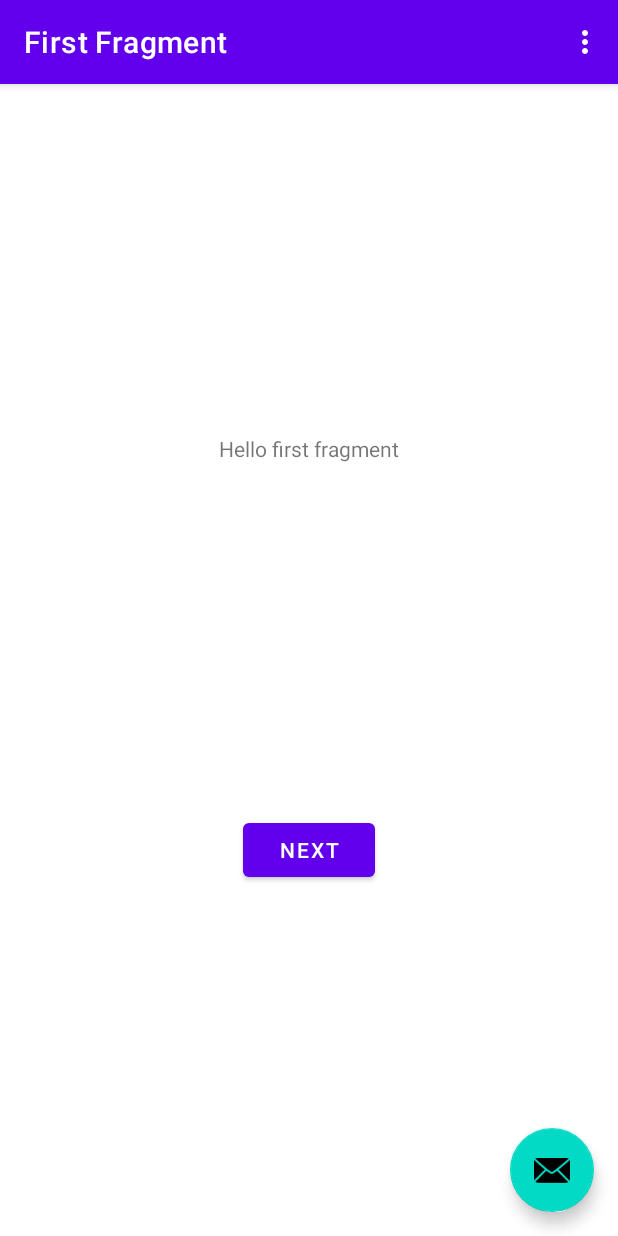
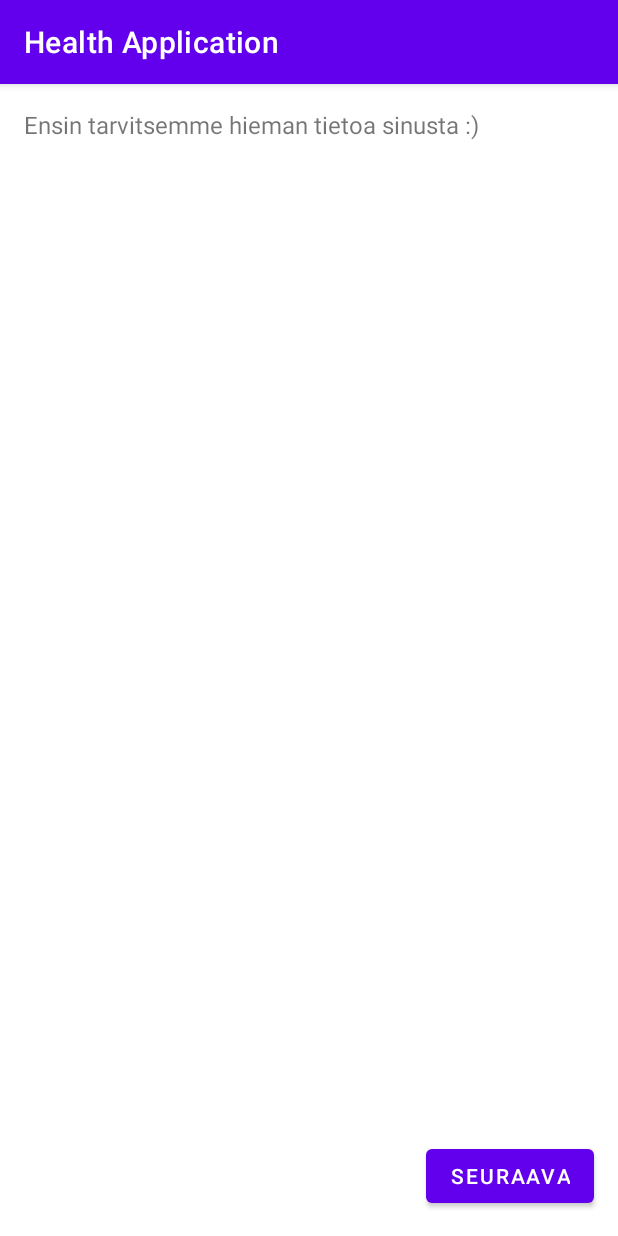
Before and after one commit to Tschokkinen/android-health-application, an Android app: the screen it shows after launch (MainActivity before the commit, FirstLaunch after it), on a phone screen of 412 x 824 dp. Run offline under Robolectric (Android 15) with nearby library versions, the phone set to English and light mode, and no system bars; our stand-ins replace navigation-ui.

Commit message:
Gavril's first push (still in progress)

```diff
--- a/app/src/main/AndroidManifest.xml
+++ b/app/src/main/AndroidManifest.xml
@@ -9,6 +9,9 @@
         android:roundIcon="@mipmap/ic_launcher_round"
         android:supportsRtl="true"
         android:theme="@style/Theme.HealthApplication">
+        <activity
+            android:name=".FirstLaunch"
+            android:exported="false" />
         <activity
             android:name=".MainActivity"
             android:exported="true"
--- /dev/null
+++ b/app/src/main/java/com/ericaskari/healthapplication/FirstLaunch.java
@@ -0,0 +1,56 @@
+package com.ericaskari.healthapplication;
+
+import androidx.appcompat.app.AppCompatActivity;
+
+import android.content.Intent;
+import android.os.Bundle;
+import android.util.Log;
+import android.view.View;
+import android.widget.Button;
+import android.widget.EditText;
+import android.widget.RadioGroup;
+import android.widget.TextView;
+
+public class FirstLaunch extends AppCompatActivity {
+    private RadioGroup radioGroup;
+    private EditText etLongTermIllness;
+
+    @Override
+    protected void onCreate(Bundle savedInstanceState) {
+        super.onCreate(savedInstanceState);
+        setContentView(R.layout.activity_first_launch_hello);
+
+        etLongTermIllness = findViewById(R.id.etLongTermIllness);
+        radioGroup = findViewById(R.id.radioGroup);
+    }
+
+    public void buttonManager(View v) {
+        if(v == findViewById(R.id.button01)){
+            setContentView(R.layout.activity_first_launch);
+        } else if(v == findViewById(R.id.button02)) {
+            setContentView(R.layout.activity_first_launch_done);
+        } else if(v == findViewById(R.id.button03)) {
+            setContentView(R.layout.activity_first_launch);
+        } else if(v == findViewById(R.id.button04)) {
+            Intent intent = new Intent(this, MainActivity.class);
+            startActivity(intent);
+        } else if(v == findViewById(R.id.radioGroup)){
+            Log.d("Radio", "Radio");
+            radioButtonSelection();
+        }
+    }
+
+    private void radioButtonSelection(){
+        int selectedRadioButton = radioGroup.getCheckedRadioButtonId();
+
+        switch (selectedRadioButton) {
+            case R.id.radioYes:
+                etLongTermIllness.setVisibility(View.VISIBLE);
+                Log.d("Radio", "Radio yes");
+                break;
+            case R.id.radioNo:
+                etLongTermIllness.setVisibility(View.INVISIBLE);
+                break;
+            }
+    }
+}
--- a/app/src/main/java/com/ericaskari/healthapplication/MainActivity.java
+++ b/app/src/main/java/com/ericaskari/healthapplication/MainActivity.java
@@ -1,5 +1,6 @@
 package com.ericaskari.healthapplication;
 
+import android.content.Intent;
 import android.os.Bundle;
 
 import com.google.android.material.snackbar.Snackbar;
@@ -43,6 +44,10 @@ public class MainActivity extends AppCompatActivity {
                         .setAction("Action", null).show();
             }
         });
+
+        //Used for testing firstLaunch.class (activity_first_launch)
+        Intent intent = new Intent(this, FirstLaunch.class);
+        startActivity(intent);
     }
 
     @Override
--- /dev/null
+++ b/app/src/main/res/layout/activity_first_launch_hello.xml
@@ -0,0 +1,29 @@
+<?xml version="1.0" encoding="utf-8"?>
+<androidx.constraintlayout.widget.ConstraintLayout xmlns:android="http://schemas.android.com/apk/res/android"
+    xmlns:app="http://schemas.android.com/apk/res-auto"
+    xmlns:tools="http://schemas.android.com/tools"
+    android:layout_width="match_parent"
+    android:layout_height="match_parent">
+
+    <TextView
+        android:id="@+id/textView"
+        android:layout_width="wrap_content"
+        android:layout_height="wrap_content"
+        android:layout_marginStart="16dp"
+        android:layout_marginTop="16dp"
+        android:text="@string/user_data_message"
+        android:textSize="16sp"
+        app:layout_constraintStart_toStartOf="parent"
+        app:layout_constraintTop_toTopOf="parent" />
+
+    <Button
+        android:id="@+id/button01"
+        android:layout_width="wrap_content"
+        android:layout_height="wrap_content"
+        android:layout_marginEnd="16dp"
+        android:layout_marginBottom="16dp"
+        android:onClick="buttonManager"
+        android:text="@string/user_data_nextButton"
+        app:layout_constraintBottom_toBottomOf="parent"
+        app:layout_constraintEnd_toEndOf="parent" />
+</androidx.constraintlayout.widget.ConstraintLayout>
```
Also changed, not shown: app/src/main/java/com/ericaskari/healthapplication/User.java (added, +24 -0 lines), app/src/main/res/layout/activity_first_launch.xml (added, +128 -0 lines), app/src/main/res/layout/activity_first_launch_done.xml (added, +38 -0 lines), app/src/main/res/values/strings.xml (+19 -0 lines).
